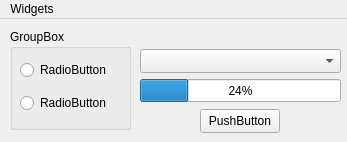
First picture: the form in QtHomework_4/mainwindow.ui, repository Puzzanis/QtHomework, before the edit.
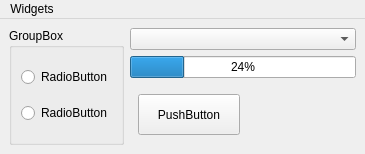
Second picture: the form after the edit.

Diff of the .ui file:
```diff
--- a/QtHomework_4/mainwindow.ui
+++ b/QtHomework_4/mainwindow.ui
@@ -6,96 +6,118 @@
    <rect>
     <x>0</x>
     <y>0</y>
-    <width>347</width>
-    <height>142</height>
+    <width>365</width>
+    <height>154</height>
    </rect>
   </property>
   <property name="windowTitle">
    <string>MainWindow</string>
   </property>
   <widget class="QWidget" name="centralwidget">
+   <layout class="QGridLayout" name="gridLayout_3">
+    <item row="0" column="0">
+     <layout class="QHBoxLayout" name="horizontalLayout">
+      <item>
    <widget class="QGroupBox" name="groupBox">
-    <property name="geometry">
-     <rect>
-      <x>10</x>
-      <y>10</y>
-      <width>121</width>
-      <height>101</height>
-     </rect>
-    </property>
     <property name="title">
      <string>GroupBox</string>
     </property>
+        <layout class="QGridLayout" name="gridLayout">
+         <item row="0" column="0">
     <widget class="QRadioButton" name="radioButton">
-     <property name="geometry">
-      <rect>
-       <x>10</x>
-       <y>30</y>
-       <width>91</width>
-       <height>22</height>
-      </rect>
-     </property>
      <property name="text">
       <string>RadioButton</string>
      </property>
     </widget>
+         </item>
+         <item row="1" column="0">
     <widget class="QRadioButton" name="radioButton_2">
-     <property name="geometry">
-      <rect>
-       <x>10</x>
-       <y>64</y>
-       <width>91</width>
-       <height>20</height>
-      </rect>
-     </property>
      <property name="text">
       <string>RadioButton</string>
      </property>
     </widget>
-   </widget>
-   <widget class="QComboBox" name="comboBox">
-    <property name="geometry">
-     <rect>
-      <x>140</x>
-      <y>30</y>
-      <width>201</width>
-      <height>24</height>
-     </rect>
-    </property>
-   </widget>
+         </item>
+        </layout>
+       </widget>
+      </item>
+     </layout>
+    </item>
+    <item row="0" column="1">
+     <layout class="QVBoxLayout" name="verticalLayout">
+      <item>
+       <widget class="QComboBox" name="comboBox"/>
+      </item>
+      <item>
    <widget class="QProgressBar" name="progressBar">
-    <property name="geometry">
-     <rect>
-      <x>140</x>
-      <y>60</y>
-      <width>201</width>
-      <height>23</height>
-     </rect>
-    </property>
     <property name="value">
      <number>24</number>
     </property>
    </widget>
+      </item>
+      <item>
+       <layout class="QHBoxLayout" name="horizontalLayout_2">
+        <property name="spacing">
+         <number>19</number>
+        </property>
+        <property name="sizeConstraint">
+         <enum>QLayout::SizeConstraint::SetMaximumSize</enum>
+        </property>
+        <property name="leftMargin">
+         <number>8</number>
+        </property>
+        <property name="topMargin">
+         <number>10</number>
+        </property>
+        <property name="rightMargin">
+         <number>14</number>
+        </property>
+        <property name="bottomMargin">
+         <number>10</number>
+        </property>
+        <item>
    <widget class="QPushButton" name="toggle">
-    <property name="geometry">
-     <rect>
-      <x>200</x>
-      <y>90</y>
-      <width>80</width>
-      <height>24</height>
-     </rect>
+          <property name="sizePolicy">
+           <sizepolicy hsizetype="Expanding" vsizetype="Expanding">
+            <horstretch>0</horstretch>
+            <verstretch>0</verstretch>
+           </sizepolicy>
+          </property>
+          <property name="baseSize">
+           <size>
+            <width>40</width>
+            <height>0</height>
+           </size>
     </property>
     <property name="text">
      <string>PushButton</string>
     </property>
    </widget>
+        </item>
+        <item>
+         <spacer name="horizontalSpacer">
+          <property name="orientation">
+           <enum>Qt::Orientation::Horizontal</enum>
+          </property>
+          <property name="sizeHint" stdset="0">
+           <size>
+            <width>40</width>
+            <height>20</height>
+           </size>
+          </property>
+         </spacer>
+        </item>
+       </layout>
+      </item>
+     </layout>
+    </item>
+   </layout>
   </widget>
   <widget class="QMenuBar" name="menubar">
    <property name="geometry">
     <rect>
      <x>0</x>
      <y>0</y>
-     <width>347</width>
+     <width>365</width>
      <height>21</height>
     </rect>
    </property>
```
Lines whose indentation alone changed are shown as unchanged.
